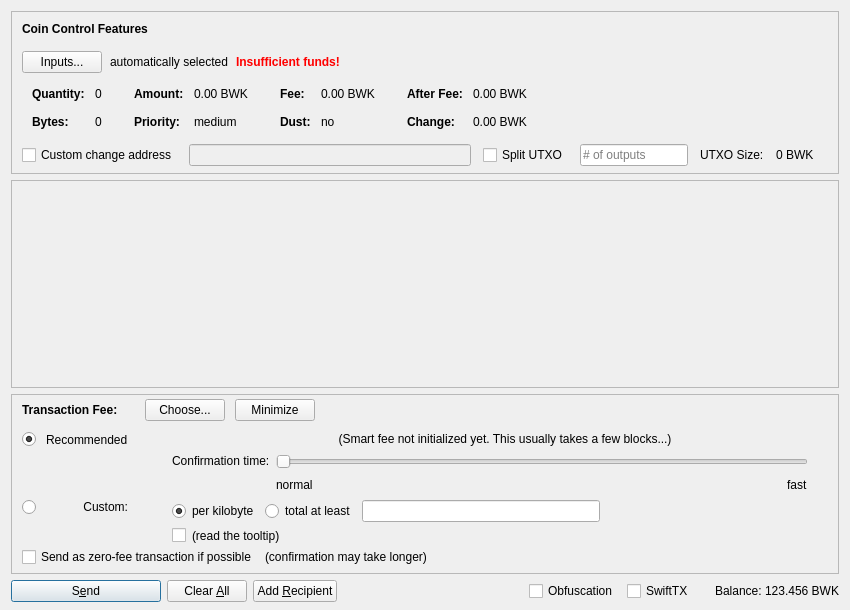
Before: the Qt Designer form src/qt/forms/sendcoinsdialog.ui in meiskam/Bulwark, drawn with Qt 5.
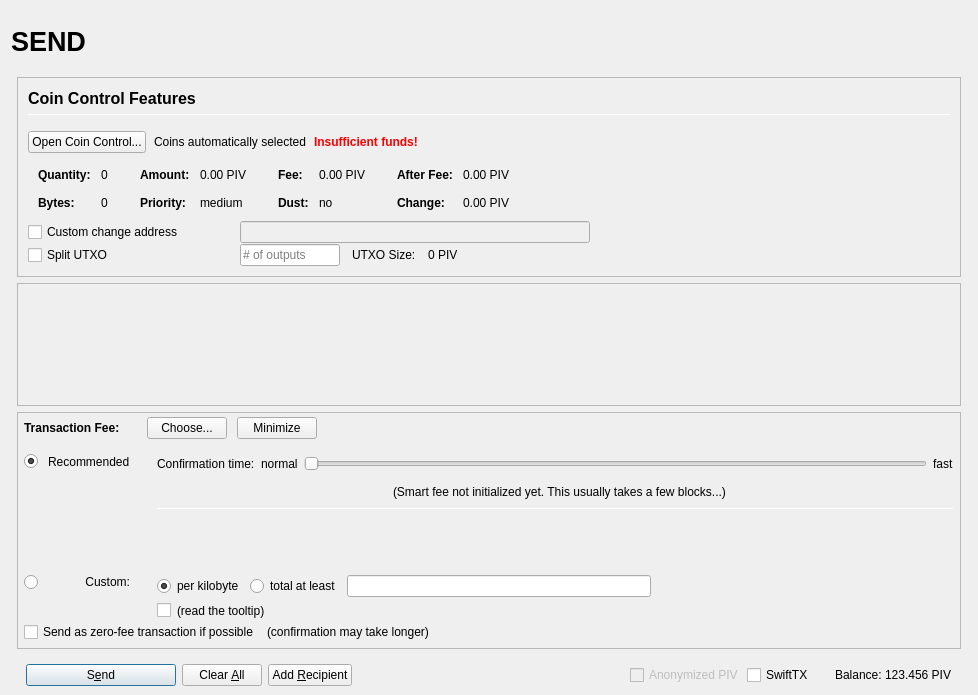
After: the same form once the commit is applied. Icons and pictures are not drawn. Custom widgets are drawn as their Qt base class.

```diff
--- a/src/qt/forms/sendcoinsdialog.ui
+++ b/src/qt/forms/sendcoinsdialog.ui
@@ -2,20 +2,155 @@
 <ui version="4.0">
  <class>SendCoinsDialog</class>
  <widget class="QDialog" name="SendCoinsDialog">
+  <property name="enabled">
+   <bool>true</bool>
+  </property>
   <property name="geometry">
    <rect>
     <x>0</x>
     <y>0</y>
-    <width>850</width>
-    <height>610</height>
+    <width>978</width>
+    <height>695</height>
    </rect>
   </property>
   <property name="windowTitle">
    <string>Send Coins</string>
   </property>
-  <layout class="QVBoxLayout" name="verticalLayout" stretch="0,1,0,0">
+  <layout class="QVBoxLayout" name="verticalLayout" stretch="0">
    <property name="bottomMargin">
-    <number>8</number>
+    <number>9</number>
+   </property>
+   <item>
+    <layout class="QVBoxLayout" name="verticalLayout_Master" stretch="0,1">
+     <property name="spacing">
+      <number>0</number>
+     </property>
+     <property name="leftMargin">
+      <number>0</number>
+     </property>
+     <property name="topMargin">
+      <number>0</number>
+     </property>
+     <property name="rightMargin">
+      <number>0</number>
+     </property>
+     <property name="bottomMargin">
+      <number>0</number>
+     </property>
+     <item>
+      <widget class="QFrame" name="frame_Header">
+       <layout class="QVBoxLayout" name="verticalLayout_Header" stretch="0">
+        <property name="leftMargin">
+         <number>0</number>
+        </property>
+        <property name="topMargin">
+         <number>0</number>
+        </property>
+        <property name="rightMargin">
+         <number>0</number>
+        </property>
+        <property name="bottomMargin">
+         <number>0</number>
+        </property>
+        <item>
+         <layout class="QHBoxLayout" name="horizontalLayout_Header" stretch="1,0,1">
+          <property name="spacing">
+           <number>6</number>
+          </property>
+          <item>
+           <widget class="QLabel" name="labelOverviewHeaderLeft">
+            <property name="minimumSize">
+             <size>
+              <width>464</width>
+              <height>60</height>
+             </size>
+            </property>
+            <property name="maximumSize">
+             <size>
+              <width>16777215</width>
+              <height>60</height>
+             </size>
+            </property>
+            <property name="font">
+             <font>
+              <pointsize>20</pointsize>
+              <weight>75</weight>
+              <bold>true</bold>
+             </font>
+            </property>
+            <property name="text">
+             <string>SEND</string>
+            </property>
+            <property name="alignment">
+             <set>Qt::AlignLeading|Qt::AlignLeft|Qt::AlignVCenter</set>
+            </property>
+           </widget>
+          </item>
+          <item>
+           <spacer name="horizontalSpacer_Header">
+            <property name="orientation">
+             <enum>Qt::Horizontal</enum>
+            </property>
+            <property name="sizeHint" stdset="0">
+             <size>
+              <width>40</width>
+              <height>20</height>
+             </size>
+            </property>
+           </spacer>
+          </item>
+          <item>
+           <widget class="QLabel" name="labelOverviewHeaderRight">
+            <property name="minimumSize">
+             <size>
+              <width>464</width>
+              <height>60</height>
+             </size>
+            </property>
+            <property name="maximumSize">
+             <size>
+              <width>16777215</width>
+              <height>60</height>
+             </size>
+            </property>
+            <property name="font">
+             <font>
+              <pointsize>14</pointsize>
+             </font>
+            </property>
+            <property name="text">
+             <string/>
+            </property>
+            <property name="alignment">
+             <set>Qt::AlignRight|Qt::AlignTrailing|Qt::AlignVCenter</set>
+            </property>
+           </widget>
+          </item>
+         </layout>
+        </item>
+       </layout>
+      </widget>
+     </item>
+     <item>
+      <widget class="QFrame" name="frame_BG">
+       <property name="minimumSize">
+        <size>
+         <width>0</width>
+         <height>0</height>
+        </size>
+       </property>
+       <layout class="QVBoxLayout" name="layout_BG" stretch="0,0,0,0">
+        <property name="leftMargin">
+         <number>6</number>
+        </property>
+        <property name="topMargin">
+         <number>6</number>
+        </property>
+        <property name="rightMargin">
+         <number>6</number>
+        </property>
+        <property name="bottomMargin">
+         <number>0</number>
    </property>
    <item>
     <widget class="QFrame" name="frameCoinControl">
@@ -51,12 +186,13 @@
        <number>0</number>
       </property>
       <property name="bottomMargin">
-       <number>6</number>
+            <number>0</number>
       </property>
       <item>
-       <layout class="QVBoxLayout" name="verticalLayoutCoinControl" stretch="0,0,0,0,1">
+            <widget class="QFrame" name="frameCoinControl_BG">
+             <layout class="QVBoxLayout" name="verticalLayoutCoinControl" stretch="0,0,0,0,0,0">
         <property name="spacing">
-         <number>0</number>
+               <number>1</number>
         </property>
         <property name="leftMargin">
          <number>10</number>
@@ -70,6 +206,11 @@
            <number>15</number>
           </property>
           <item>
+                 <layout class="QVBoxLayout" name="verticalLayout_3">
+                  <property name="spacing">
+                   <number>6</number>
+                  </property>
+                  <item>
            <widget class="QLabel" name="labelCoinControlFeatures">
             <property name="sizePolicy">
              <sizepolicy hsizetype="Preferred" vsizetype="Maximum">
@@ -77,8 +218,15 @@
               <verstretch>0</verstretch>
              </sizepolicy>
             </property>
+                    <property name="minimumSize">
+                     <size>
+                      <width>0</width>
+                      <height>20</height>
+                     </size>
+                    </property>
             <property name="font">
              <font>
+                      <pointsize>12</pointsize>
               <weight>75</weight>
               <bold>true</bold>
              </font>
@@ -91,6 +239,27 @@
             </property>
            </widget>
           </item>
+                  <item>
+                   <widget class="Line" name="line">
+                    <property name="minimumSize">
+                     <size>
+                      <width>0</width>
+                      <height>1</height>
+                     </size>
+                    </property>
+                    <property name="maximumSize">
+                     <size>
+                      <width>16777215</width>
+                      <height>1</height>
+                     </size>
+                    </property>
+                    <property name="orientation">
+                     <enum>Qt::Horizontal</enum>
+                    </property>
+                   </widget>
+                  </item>
+                 </layout>
+                </item>
          </layout>
         </item>
         <item>
@@ -107,7 +276,7 @@
              <string notr="true"/>
             </property>
             <property name="text">
-             <string>Inputs...</string>
+                   <string>Open Coin Control...</string>
             </property>
             <property name="autoDefault">
              <bool>false</bool>
@@ -117,7 +286,7 @@
           <item>
            <widget class="QLabel" name="labelCoinControlAutomaticallySelected">
             <property name="text">
-             <string>automatically selected</string>
+                   <string>Coins automatically selected</string>
             </property>
             <property name="margin">
              <number>5</number>
@@ -324,7 +493,7 @@
                   <enum>Qt::ActionsContextMenu</enum>
                  </property>
                  <property name="text">
-                  <string notr="true">0.00 BWK</string>
+                        <string notr="true">0.00 PIV</string>
                  </property>
                  <property name="textInteractionFlags">
                   <set>Qt::LinksAccessibleByMouse|Qt::TextSelectableByKeyboard|Qt::TextSelectableByMouse</set>
@@ -404,7 +573,7 @@
                   <enum>Qt::ActionsContextMenu</enum>
                  </property>
                  <property name="text">
-                  <string notr="true">0.00 BWK</string>
+                        <string notr="true">0.00 PIV</string>
                  </property>
                  <property name="textInteractionFlags">
                   <set>Qt::LinksAccessibleByMouse|Qt::TextSelectableByKeyboard|Qt::TextSelectableByMouse</set>
@@ -484,7 +653,7 @@
                   <enum>Qt::ActionsContextMenu</enum>
                  </property>
                  <property name="text">
-                  <string notr="true">0.00 BWK</string>
+                        <string notr="true">0.00 PIV</string>
                  </property>
                  <property name="textInteractionFlags">
                   <set>Qt::LinksAccessibleByMouse|Qt::TextSelectableByKeyboard|Qt::TextSelectableByMouse</set>
@@ -513,7 +682,7 @@
                   <enum>Qt::ActionsContextMenu</enum>
                  </property>
                  <property name="text">
-                  <string notr="true">0.00 BWK</string>
+                        <string notr="true">0.00 PIV</string>
                  </property>
                  <property name="textInteractionFlags">
                   <set>Qt::LinksAccessibleByMouse|Qt::TextSelectableByKeyboard|Qt::TextSelectableByMouse</set>
@@ -528,7 +697,7 @@
          </widget>
         </item>
         <item>
-         <layout class="QHBoxLayout" name="horizontalLayoutCoinControl4" stretch="0,0,0,0,0,0,0">
+               <layout class="QHBoxLayout" name="horizontalLayoutCoinControl4">
           <property name="spacing">
            <number>12</number>
           </property>
@@ -536,13 +705,31 @@
            <enum>QLayout::SetDefaultConstraint</enum>
           </property>
           <property name="topMargin">
-           <number>5</number>
+                 <number>0</number>
           </property>
           <property name="rightMargin">
-           <number>5</number>
+                 <number>0</number>
           </property>
           <item>
            <widget class="QCheckBox" name="checkBoxCoinControlChange">
+                  <property name="sizePolicy">
+                   <sizepolicy hsizetype="Preferred" vsizetype="Preferred">
+                    <horstretch>0</horstretch>
+                    <verstretch>0</verstretch>
+                   </sizepolicy>
+                  </property>
+                  <property name="minimumSize">
+                   <size>
+                    <width>200</width>
+                    <height>0</height>
+                   </size>
+                  </property>
+                  <property name="maximumSize">
+                   <size>
+                    <width>200</width>
+                    <height>16777215</height>
+                   </size>
+                  </property>
             <property name="toolTip">
              <string>If this is activated, but the change address is empty or invalid, change will be sent to a newly generated address.</string>
             </property>
@@ -557,15 +744,71 @@
              <bool>false</bool>
             </property>
             <property name="sizePolicy">
-             <sizepolicy hsizetype="Expanding" vsizetype="Fixed">
+                   <sizepolicy hsizetype="Preferred" vsizetype="Preferred">
               <horstretch>0</horstretch>
               <verstretch>0</verstretch>
              </sizepolicy>
             </property>
-           </widget>
-          </item>
+                  <property name="minimumSize">
+                   <size>
+                    <width>300</width>
+                    <height>0</height>
+                   </size>
+                  </property>
+                 </widget>
+                </item>
+                <item>
+                 <widget class="QLabel" name="labelCoinControlChangeLabel">
+                  <property name="sizePolicy">
+                   <sizepolicy hsizetype="Preferred" vsizetype="Preferred">
+                    <horstretch>0</horstretch>
+                    <verstretch>0</verstretch>
+                   </sizepolicy>
+                  </property>
+                  <property name="minimumSize">
+                   <size>
+                    <width>100</width>
+                    <height>0</height>
+                   </size>
+                  </property>
+                  <property name="text">
+                   <string/>
+                  </property>
+                  <property name="margin">
+                   <number>3</number>
+                  </property>
+                 </widget>
+                </item>
+               </layout>
+              </item>
+              <item>
+               <layout class="QHBoxLayout" name="horizontalLayoutCoinControl6">
+                <property name="spacing">
+                 <number>12</number>
+                </property>
+                <property name="rightMargin">
+                 <number>0</number>
+                </property>
           <item>
            <widget class="QCheckBox" name="splitBlockCheckBox">
+                  <property name="sizePolicy">
+                   <sizepolicy hsizetype="Preferred" vsizetype="Preferred">
+                    <horstretch>0</horstretch>
+                    <verstretch>0</verstretch>
+                   </sizepolicy>
+                  </property>
+                  <property name="minimumSize">
+                   <size>
+                    <width>200</width>
+                    <height>0</height>
+                   </size>
+                  </property>
+                  <property name="maximumSize">
+                   <size>
+                    <width>200</width>
+                    <height>16777215</height>
+                   </size>
+                  </property>
             <property name="text">
              <string>Split UTXO</string>
             </property>
@@ -574,11 +817,23 @@
           <item>
            <widget class="QLineEdit" name="splitBlockLineEdit">
             <property name="sizePolicy">
-             <sizepolicy hsizetype="Fixed" vsizetype="Fixed">
+                   <sizepolicy hsizetype="Preferred" vsizetype="Preferred">
               <horstretch>50</horstretch>
               <verstretch>0</verstretch>
              </sizepolicy>
             </property>
+                  <property name="minimumSize">
+                   <size>
+                    <width>100</width>
+                    <height>0</height>
+                   </size>
+                  </property>
+                  <property name="maximumSize">
+                   <size>
+                    <width>100</width>
+                    <height>16777215</height>
+                   </size>
+                  </property>
             <property name="placeholderText">
              <string># of outputs</string>
             </property>
@@ -594,31 +849,22 @@
           <item>
            <widget class="QLabel" name="labelBlockSize">
             <property name="text">
-             <string>0 BWK</string>
+                   <string>0 PIV</string>
             </property>
            </widget>
           </item>
           <item>
-           <widget class="QLabel" name="labelCoinControlChangeLabel">
-            <property name="sizePolicy">
-             <sizepolicy hsizetype="Preferred" vsizetype="Expanding">
-              <horstretch>0</horstretch>
-              <verstretch>0</verstretch>
-             </sizepolicy>
-            </property>
-            <property name="minimumSize">
+                 <spacer name="horizontalSpacer_7">
+                  <property name="orientation">
+                   <enum>Qt::Horizontal</enum>
+                  </property>
+                  <property name="sizeHint" stdset="0">
              <size>
-              <width>0</width>
-              <height>0</height>
-             </size>
-            </property>
-            <property name="text">
-             <string/>
-            </property>
-            <property name="margin">
-             <number>3</number>
-            </property>
-           </widget>
+                    <width>40</width>
+                    <height>20</height>
+                   </size>
+                  </property>
+                 </spacer>
           </item>
          </layout>
         </item>
@@ -636,6 +882,7 @@
          </spacer>
         </item>
        </layout>
+            </widget>
       </item>
      </layout>
     </widget>
@@ -650,8 +897,8 @@
        <rect>
         <x>0</x>
         <y>0</y>
-        <width>830</width>
-        <height>95</height>
+             <width>944</width>
+             <height>68</height>
        </rect>
       </property>
       <layout class="QVBoxLayout" name="verticalLayout_2" stretch="0,1">
@@ -733,11 +980,14 @@
          <number>0</number>
         </property>
         <property name="leftMargin">
-         <number>10</number>
+              <number>6</number>
         </property>
         <property name="topMargin">
          <number>0</number>
         </property>
+             <property name="rightMargin">
+              <number>6</number>
+             </property>
         <item>
          <layout class="QHBoxLayout" name="horizontalLayoutFee1">
           <property name="bottomMargin">
@@ -879,7 +1129,61 @@
              <property name="verticalSpacing">
               <number>4</number>
              </property>
-             <item row="2" column="4">
+                  <item row="2" column="0">
+                   <layout class="QVBoxLayout" name="verticalLayoutFee4" stretch="0">
+                    <item>
+                     <spacer name="verticalSpacer_2">
+                      <property name="orientation">
+                       <enum>Qt::Vertical</enum>
+                      </property>
+                      <property name="sizeHint" stdset="0">
+                       <size>
+                        <width>1</width>
+                        <height>1</height>
+                       </size>
+                      </property>
+                     </spacer>
+                    </item>
+                   </layout>
+                  </item>
+                  <item row="3" column="0">
+                   <layout class="QVBoxLayout" name="verticalLayoutFee9" stretch="0,1">
+                    <item>
+                     <widget class="QRadioButton" name="radioCustomFee">
+                      <property name="text">
+                       <string/>
+                      </property>
+                      <attribute name="buttonGroup">
+                       <string notr="true">groupFee</string>
+                      </attribute>
+                     </widget>
+                    </item>
+                    <item>
+                     <spacer name="verticalSpacer_6">
+                      <property name="orientation">
+                       <enum>Qt::Vertical</enum>
+                      </property>
+                      <property name="sizeHint" stdset="0">
+                       <size>
+                        <width>1</width>
+                        <height>1</height>
+                       </size>
+                      </property>
+                     </spacer>
+                    </item>
+                   </layout>
+                  </item>
+                  <item row="3" column="1">
+                   <widget class="QLabel" name="labelCustomFee">
+                    <property name="text">
+                     <string>Custom:</string>
+                    </property>
+                    <property name="alignment">
+                     <set>Qt::AlignRight|Qt::AlignTop|Qt::AlignTrailing</set>
+                    </property>
+                   </widget>
+                  </item>
+                  <item row="3" column="4">
               <layout class="QVBoxLayout" name="verticalLayoutFee8">
                <property name="spacing">
                 <number>6</number>
@@ -978,80 +1282,27 @@
                </item>
               </layout>
              </item>
-             <item row="1" column="0">
-              <layout class="QVBoxLayout" name="verticalLayoutFee4" stretch="1">
-               <item>
-                <spacer name="verticalSpacer_2">
-                 <property name="orientation">
-                  <enum>Qt::Vertical</enum>
-                 </property>
-                 <property name="sizeHint" stdset="0">
-                  <size>
-                   <width>1</width>
-                   <height>1</height>
-                  </size>
-                 </property>
-                </spacer>
-               </item>
-              </layout>
-             </item>
-             <item row="2" column="0">
-              <layout class="QVBoxLayout" name="verticalLayoutFee9" stretch="0,1">
-               <item>
-                <widget class="QRadioButton" name="radioCustomFee">
+                  <item row="1" column="1">
+                   <widget class="QLabel" name="labelSmartFee_2">
                  <property name="text">
-                  <string/>
-                 </property>
-                 <attribute name="buttonGroup">
-                  <string notr="true">groupFee</string>
-                 </attribute>
-                </widget>
-               </item>
-               <item>
-                <spacer name="verticalSpacer_6">
-                 <property name="orientation">
-                  <enum>Qt::Vertical</enum>
-                 </property>
-                 <property name="sizeHint" stdset="0">
-                  <size>
-                   <width>1</width>
-                   <height>1</height>
-                  </size>
-                 </property>
-                </spacer>
-               </item>
-              </layout>
-             </item>
-             <item row="1" column="4">
-              <layout class="QVBoxLayout" name="verticalLayoutFee3" stretch="0,0,1">
+                     <string>Recommended</string>
+                    </property>
+                   </widget>
+                  </item>
+                  <item row="0" column="4" rowspan="3">
+                   <layout class="QVBoxLayout" name="verticalLayoutFee3" stretch="0,0,0,0,1,0">
                <property name="spacing">
                 <number>6</number>
                </property>
                <property name="topMargin">
                 <number>2</number>
                </property>
-               <item>
-                <layout class="QHBoxLayout" name="horizontalLayoutFee12">
-                 <item>
-                  <spacer name="horizontalSpacer_5">
-                   <property name="orientation">
-                    <enum>Qt::Horizontal</enum>
-                   </property>
-                   <property name="sizeHint" stdset="0">
-                    <size>
-                     <width>1</width>
-                     <height>1</height>
-                    </size>
-                   </property>
-                  </spacer>
-                 </item>
-                </layout>
-               </item>
+                    <property name="bottomMargin">
+                     <number>20</number>
+                    </property>
                <item>
                 <layout class="QHBoxLayout" name="horizontalLayoutFee9">
                  <item>
-                  <layout class="QVBoxLayout" name="verticalLayoutFee6">
-                   <item>
                     <widget class="QLabel" name="labelSmartFee3">
                      <property name="text">
                       <string>Confirmation time:</string>
@@ -1062,27 +1313,23 @@
                     </widget>
                    </item>
                    <item>
-                    <spacer name="verticalSpacer_3">
-                     <property name="orientation">
-                      <enum>Qt::Vertical</enum>
-                     </property>
-                     <property name="sizeHint" stdset="0">
-                      <size>
-                       <width>1</width>
-                       <height>1</height>
-                      </size>
-                     </property>
-                    </spacer>
-                   </item>
-                  </layout>
-                 </item>
-                 <item>
-                  <layout class="QVBoxLayout" name="verticalLayoutFee5">
-                   <property name="rightMargin">
-                    <number>30</number>
-                   </property>
+                       <widget class="QLabel" name="labelSmartFeeNormal">
+                        <property name="text">
+                         <string>normal</string>
+                        </property>
+                        <property name="margin">
+                         <number>2</number>
+                        </property>
+                       </widget>
+                      </item>
                    <item>
                     <widget class="QSlider" name="sliderSmartFee">
+                        <property name="minimumSize">
+                         <size>
+                          <width>0</width>
+                          <height>24</height>
+                         </size>
+                        </property>
                      <property name="minimum">
                       <number>0</number>
                      </property>
@@ -1110,28 +1357,6 @@
                     </widget>
                    </item>
                    <item>
-                    <layout class="QHBoxLayout" name="horizontalLayoutFee10">
-                     <item>
-                      <widget class="QLabel" name="labelSmartFeeNormal">
-                       <property name="text">
-                        <string>normal</string>
-                       </property>
-                      </widget>
-                     </item>
-                     <item>
-                      <spacer name="horizontalSpacer_3">
-                       <property name="orientation">
-                        <enum>Qt::Horizontal</enum>
-                       </property>
-                       <property name="sizeHint" stdset="0">
-                        <size>
-                         <width>40</width>
-                         <height>20</height>
-                        </size>
-                       </property>
-                      </spacer>
-                     </item>
-                     <item>
                       <widget class="QLabel" name="labelSmartFeeFast">
                        <property name="text">
                         <string>fast</string>
@@ -1140,81 +1365,148 @@
                      </item>
                     </layout>
                    </item>
-                  </layout>
-                 </item>
-                </layout>
-               </item>
                <item>
-                <spacer name="verticalSpacer_4">
+                     <layout class="QHBoxLayout" name="horizontalLayout_recommended_texts">
+                      <property name="spacing">
+                       <number>0</number>
+                      </property>
+                      <item>
+                       <spacer name="horizontalSpacer_8">
                  <property name="orientation">
-                  <enum>Qt::Vertical</enum>
+                         <enum>Qt::Horizontal</enum>
                  </property>
                  <property name="sizeHint" stdset="0">
                   <size>
-                   <width>1</width>
-                   <height>1</height>
+                          <width>40</width>
+                          <height>20</height>
                   </size>
                  </property>
                 </spacer>
                </item>
-              </layout>
-             </item>
-             <item row="0" column="1">
-              <widget class="QLabel" name="labelSmartFee_2">
-               <property name="text">
-                <string>Recommended</string>
-               </property>
-              </widget>
-             </item>
-             <item row="0" column="0">
-              <widget class="QRadioButton" name="radioSmartFee">
-               <property name="text">
-                <string/>
-               </property>
-               <property name="checked">
-                <bool>true</bool>
-               </property>
-               <attribute name="buttonGroup">
-                <string notr="true">groupFee</string>
-               </attribute>
-              </widget>
-             </item>
-             <item row="2" column="1">
-              <widget class="QLabel" name="labelCustomFee">
-               <property name="text">
-                <string>Custom:</string>
-               </property>
-               <property name="alignment">
-                <set>Qt::AlignRight|Qt::AlignTop|Qt::AlignTrailing</set>
-               </property>
-              </widget>
-             </item>
-             <item row="0" column="2">
-              <widget class="QLabel" name="labelSmartFee">
-               <property name="text">
-                <string/>
-               </property>
-               <property name="margin">
-                <number>2</number>
-               </property>
-              </widget>
-             </item>
-             <item row="0" column="3">
+                      <item>
               <widget class="QLabel" name="labelFeeEstimation">
                <property name="text">
                 <string/>
                </property>
-              </widget>
-             </item>
-             <item row="0" column="4">
+                        <property name="margin">
+                         <number>2</number>
+                        </property>
+                       </widget>
+                      </item>
+                      <item>
               <widget class="QLabel" name="labelSmartFee2">
                <property name="text">
                 <string>(Smart fee not initialized yet. This usually takes a few blocks...)</string>
                </property>
                <property name="alignment">
-                <set>Qt::AlignHCenter</set>
+                         <set>Qt::AlignLeading|Qt::AlignLeft|Qt::AlignVCenter</set>
                </property>
                <property name="wordWrap">
+                         <bool>false</bool>
+                        </property>
+                        <property name="margin">
+                         <number>2</number>
+                        </property>
+                        <property name="indent">
+                         <number>-1</number>
+                        </property>
+                       </widget>
+                      </item>
+                      <item>
+                       <spacer name="horizontalSpacer_3">
+                        <property name="orientation">
+                         <enum>Qt::Horizontal</enum>
+                        </property>
+                        <property name="sizeHint" stdset="0">
+                         <size>
+                          <width>40</width>
+                          <height>20</height>
+                         </size>
+                        </property>
+                       </spacer>
+                      </item>
+                     </layout>
+                    </item>
+                    <item>
+                     <widget class="Line" name="line_2">
+                      <property name="minimumSize">
+                       <size>
+                        <width>0</width>
+                        <height>1</height>
+                       </size>
+                      </property>
+                      <property name="maximumSize">
+                       <size>
+                        <width>16777215</width>
+                        <height>1</height>
+                       </size>
+                      </property>
+                      <property name="orientation">
+                       <enum>Qt::Horizontal</enum>
+                      </property>
+                     </widget>
+                    </item>
+                    <item>
+                     <layout class="QHBoxLayout" name="horizontalLayoutFee12">
+                      <item>
+                       <spacer name="horizontalSpacer_5">
+                        <property name="orientation">
+                         <enum>Qt::Horizontal</enum>
+                        </property>
+                        <property name="sizeHint" stdset="0">
+                         <size>
+                          <width>1</width>
+                          <height>1</height>
+                         </size>
+                        </property>
+                       </spacer>
+                      </item>
+                     </layout>
+                    </item>
+                    <item>
+                     <spacer name="verticalSpacer_4">
+                      <property name="orientation">
+                       <enum>Qt::Vertical</enum>
+                      </property>
+                      <property name="sizeHint" stdset="0">
+                       <size>
+                        <width>1</width>
+                        <height>1</height>
+                       </size>
+                      </property>
+                     </spacer>
+                    </item>
+                    <item>
+                     <spacer name="verticalSpacer_3">
+                      <property name="orientation">
+                       <enum>Qt::Vertical</enum>
+                      </property>
+                      <property name="sizeHint" stdset="0">
+                       <size>
+                        <width>20</width>
+                        <height>40</height>
+                       </size>
+                      </property>
+                     </spacer>
+                    </item>
+                   </layout>
+                  </item>
+                  <item row="1" column="2">
+                   <widget class="QLabel" name="labelSmartFee">
+                    <property name="text">
+                     <string/>
+                    </property>
+                    <property name="margin">
+                     <number>2</number>
+                    </property>
+                   </widget>
+                  </item>
+                  <item row="1" column="0">
+                   <widget class="QRadioButton" name="radioSmartFee">
+                    <property name="text">
+                     <string/>
+                    </property>
+                    <property name="checked">
                 <bool>true</bool>
                </property>
                <property name="margin">
@@ -1299,7 +1591,11 @@
     </widget>
    </item>
    <item>
+         <widget class="QFrame" name="frame_Send">
     <layout class="QHBoxLayout" name="horizontalLayout">
+           <property name="bottomMargin">
+            <number>0</number>
+           </property>
      <item>
       <widget class="QPushButton" name="sendButton">
        <property name="minimumSize">
@@ -1385,19 +1681,13 @@
         <number>3</number>
        </property>
        <item>
-        <widget class="QCheckBox" name="checkUseObfuscation">
-         <property name="minimumSize">
-          <size>
-           <width>95</width>
-           <height>0</height>
-          </size>
-         </property>
-         <property name="text">
-          <string>Obfuscation</string>
-         </property>
-         <property name="checked">
+              <widget class="QCheckBox" name="checkBWKZ">
+               <property name="enabled">
           <bool>false</bool>
          </property>
+               <property name="text">
+                <string>Anonymized PIV</string>
+               </property>
         </widget>
        </item>
        <item>
@@ -1435,7 +1725,7 @@
           <cursorShape>IBeamCursor</cursorShape>
          </property>
          <property name="text">
-          <string notr="true">123.456 BWK</string>
+                <string notr="true">123.456 PIV</string>
          </property>
          <property name="textInteractionFlags">
           <set>Qt::LinksAccessibleByMouse|Qt::TextSelectableByKeyboard|Qt::TextSelectableByMouse</set>
@@ -1443,6 +1733,12 @@
         </widget>
        </item>
       </layout>
+           </item>
+          </layout>
+         </widget>
+        </item>
+       </layout>
+      </widget>
      </item>
     </layout>
    </item>
```
Left out of the diff: 10 changed lines with no effect on the pictures. Lines whose indentation alone changed are shown as unchanged.
